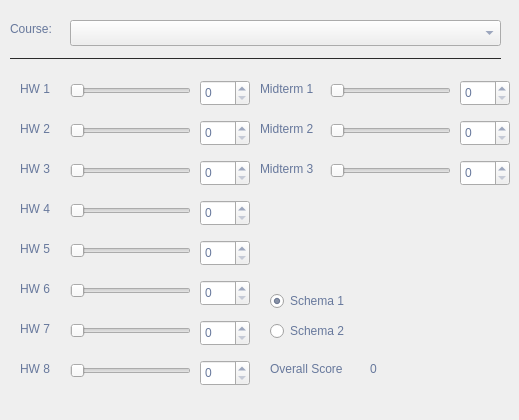
Before: the Qt Designer form mainwindow.ui in jacobfisher18/grade_calculator, drawn with Qt 5.
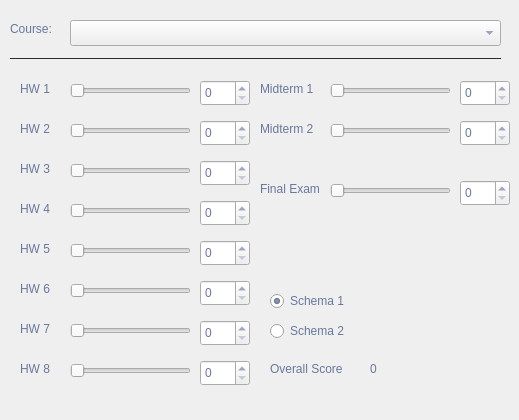
After: the same form once the commit is applied.

Commit message: added final grade to the program

```diff
--- a/mainwindow.ui
+++ b/mainwindow.ui
@@ -280,32 +280,6 @@
      <number>100</number>
     </property>
    </widget>
-   <widget class="QSpinBox" name="midterm3box">
-    <property name="geometry">
-     <rect>
-      <x>460</x>
-      <y>160</y>
-      <width>50</width>
-      <height>26</height>
-     </rect>
-    </property>
-    <property name="maximum">
-     <number>100</number>
-    </property>
-   </widget>
-   <widget class="QLabel" name="midterm3label">
-    <property name="geometry">
-     <rect>
-      <x>260</x>
-      <y>160</y>
-      <width>62</width>
-      <height>18</height>
-     </rect>
-    </property>
-    <property name="text">
-     <string>Midterm 3</string>
-    </property>
-   </widget>
    <widget class="QLabel" name="midterm1label">
     <property name="geometry">
      <rect>
@@ -560,22 +534,6 @@
      <enum>Qt::Horizontal</enum>
     </property>
    </widget>
-   <widget class="QSlider" name="midterm3slider">
-    <property name="geometry">
-     <rect>
-      <x>330</x>
-      <y>160</y>
-      <width>121</width>
-      <height>22</height>
-     </rect>
-    </property>
-    <property name="maximum">
-     <number>100</number>
-    </property>
-    <property name="orientation">
-     <enum>Qt::Horizontal</enum>
-    </property>
-   </widget>
    <widget class="QComboBox" name="comboBox">
     <property name="geometry">
      <rect>
@@ -586,6 +544,48 @@
      </rect>
     </property>
    </widget>
+   <widget class="QLabel" name="midterm2label_2">
+    <property name="geometry">
+     <rect>
+      <x>260</x>
+      <y>180</y>
+      <width>62</width>
+      <height>18</height>
+     </rect>
+    </property>
+    <property name="text">
+     <string>Final Exam</string>
+    </property>
+   </widget>
+   <widget class="QSlider" name="finalslider">
+    <property name="geometry">
+     <rect>
+      <x>330</x>
+      <y>180</y>
+      <width>121</width>
+      <height>22</height>
+     </rect>
+    </property>
+    <property name="maximum">
+     <number>100</number>
+    </property>
+    <property name="orientation">
+     <enum>Qt::Horizontal</enum>
+    </property>
+   </widget>
+   <widget class="QSpinBox" name="finalbox">
+    <property name="geometry">
+     <rect>
+      <x>460</x>
+      <y>180</y>
+      <width>50</width>
+      <height>26</height>
+     </rect>
+    </property>
+    <property name="maximum">
+     <number>100</number>
+    </property>
+   </widget>
   </widget>
  </widget>
  <layoutdefault spacing="6" margin="11"/>
```
The commit also changes 2 other files.
